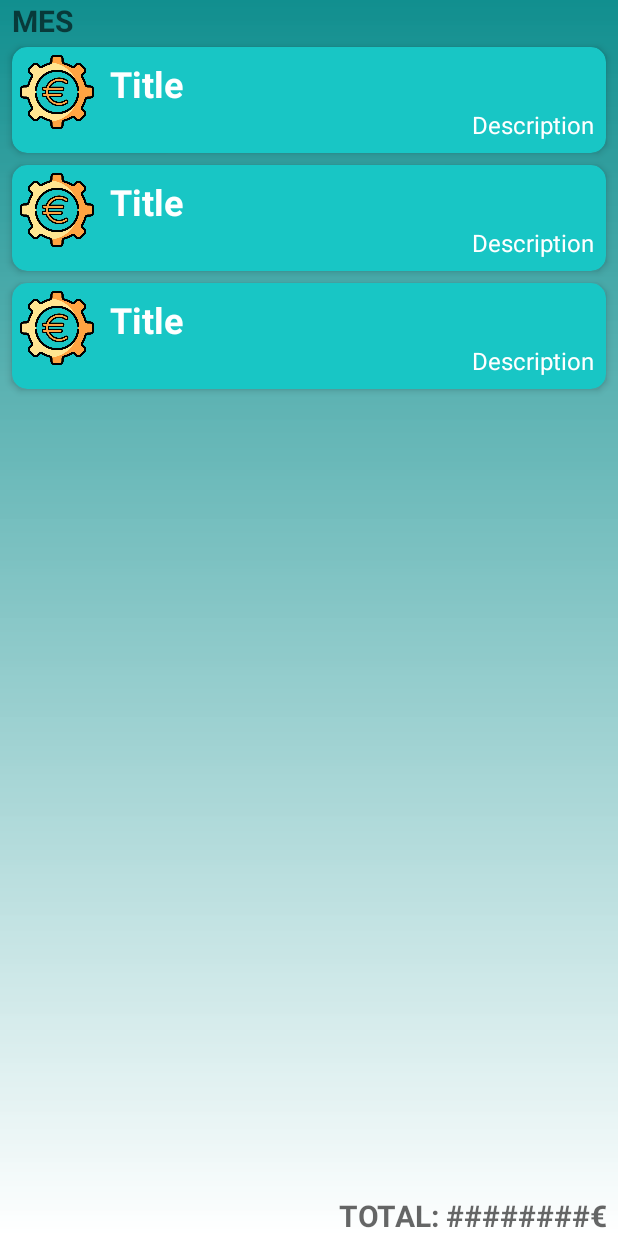
After one commit to aguilera93/MantenimientoGaraje, an Android app: the layout fragment_money.xml on its own in the app's theme, with its tools: preview values and no code run, on a phone screen of 412 x 824 dp. The commit adds this screen. Run offline under Robolectric (Android 15) with nearby library versions, the phone set to English and light mode, and no system bars.

Commit message:
MoneyFragment

```diff
--- a/app/src/main/java/aguilera/code/mantenimientogaraje/MainActivity.kt
+++ b/app/src/main/java/aguilera/code/mantenimientogaraje/MainActivity.kt
@@ -32,7 +32,7 @@ class MainActivity : AppCompatActivity() {
         ).get(GarageViewModel::class.java)
 
         //Notificaciones de recordatorios
-        checkRememberConcepts()
+        //checkRememberConcepts()
 
         supportFragmentManager.beginTransaction().replace(R.id.mainContainer, MainFragment())
             .commit()
--- a/app/src/main/java/aguilera/code/mantenimientogaraje/data/db/ConceptoDao.kt
+++ b/app/src/main/java/aguilera/code/mantenimientogaraje/data/db/ConceptoDao.kt
@@ -50,6 +50,9 @@ interface ConceptoDao {
     @Query("Select * from conceptos where recordar=1 order by matricula ASC")
     suspend fun getRememberConcepts(): List<Concepto>
 
+    @Query("Select * from conceptos where matricula = :matricula")
+    suspend fun getConceptsByMatricula(matricula: String): List<Concepto>
+
     @Query("Select max(kms) from conceptos WHERE matricula = :matricula")
     suspend fun getMaxKmsVehicle(matricula: String): Int
 
--- a/app/src/main/java/aguilera/code/mantenimientogaraje/data/repository/ConceptRepository.kt
+++ b/app/src/main/java/aguilera/code/mantenimientogaraje/data/repository/ConceptRepository.kt
@@ -12,6 +12,8 @@ class ConceptRepository(private val conceptoDao: ConceptoDao) {
     suspend fun getConcepts(): List<Concepto> = conceptoDao.getConcepts()
 
     suspend fun getRememberConcepts(): List<Concepto> = conceptoDao.getRememberConcepts()
+
+    suspend fun getConceptsByMatricula(matricula: String): List<Concepto> = conceptoDao.getConceptsByMatricula(matricula)
 
     suspend fun getMaxKmsVehicle(matricula: String): Int = conceptoDao.getMaxKmsVehicle(matricula)
 
--- a/app/src/main/java/aguilera/code/mantenimientogaraje/data/ui/GarageViewModel.kt
+++ b/app/src/main/java/aguilera/code/mantenimientogaraje/data/ui/GarageViewModel.kt
@@ -65,6 +65,9 @@ class GarageViewModel(
     suspend fun getConcepts(): List<Concepto> =
         repositoryC.getConcepts()
 
+    suspend fun getConceptsByMatricula(matricula: String): List<Concepto> =
+        repositoryC.getConceptsByMatricula(matricula)
+
     suspend fun getRememberConcepts(): List<Concepto> =
         repositoryC.getRememberConcepts()
 
--- /dev/null
+++ b/app/src/main/res/drawable/ic_money.xml
@@ -0,0 +1,5 @@
+<vector android:height="24dp" android:tint="#FFFFFF"
+    android:viewportHeight="24" android:viewportWidth="24"
+    android:width="24dp" xmlns:android="http://schemas.android.com/apk/res/android">
+    <path android:fillColor="@android:color/white" android:pathData="M15,18.5c-2.51,0 -4.68,-1.42 -5.76,-3.5H15l1,-2H8.58c-0.05,-0.33 -0.08,-0.66 -0.08,-1s0.03,-0.67 0.08,-1H15l1,-2H9.24C10.32,6.92 12.5,5.5 15,5.5c1.61,0 3.09,0.59 4.23,1.57L21,5.3C19.41,3.87 17.3,3 15,3c-3.92,0 -7.24,2.51 -8.48,6H3l-1,2h4.06C6.02,11.33 6,11.66 6,12s0.02,0.67 0.06,1H3l-1,2h4.52c1.24,3.49 4.56,6 8.48,6c2.31,0 4.41,-0.87 6,-2.3l-1.78,-1.77C18.09,17.91 16.62,18.5 15,18.5z"/>
+</vector>
--- /dev/null
+++ b/app/src/main/res/layout/fragment_money.xml
@@ -0,0 +1,44 @@
+<?xml version="1.0" encoding="utf-8"?>
+<RelativeLayout xmlns:android="http://schemas.android.com/apk/res/android"
+    xmlns:tools="http://schemas.android.com/tools"
+    android:layout_width="match_parent"
+    android:layout_height="match_parent"
+    android:background="@drawable/gradient"
+    tools:context=".MainActivity"
+    android:id="@+id/fMoney">
+
+    <TextView
+        android:id="@+id/mes"
+        android:layout_width="match_parent"
+        android:layout_height="wrap_content"
+        android:layout_alignParentTop="true"
+        android:layout_marginLeft="8dp"
+        android:layout_marginRight="8dp"
+        android:hint="MES"
+        android:textAlignment="textStart"
+        android:textColor="@color/white"
+        android:textSize="20dp"
+        android:textStyle="bold" />
+
+    <androidx.recyclerview.widget.RecyclerView
+        android:id="@+id/moneyRV"
+        android:layout_width="match_parent"
+        android:layout_height="wrap_content"
+        android:layout_above="@+id/total"
+        android:layout_below="@id/mes"
+        tools:listitem="@layout/money_rv_item" />
+
+    <TextView
+        android:id="@+id/total"
+        android:layout_width="match_parent"
+        android:layout_height="wrap_content"
+        android:layout_alignParentBottom="true"
+        android:layout_marginLeft="8dp"
+        android:layout_marginRight="8dp"
+        android:hint="TOTAL: ########€"
+        android:textAlignment="textEnd"
+        android:textColor="@color/black"
+        android:textSize="20dp"
+        android:textStyle="bold" />
+
+</RelativeLayout>
--- a/app/src/main/res/layout/fragment_show_vehicle.xml
+++ b/app/src/main/res/layout/fragment_show_vehicle.xml
@@ -26,7 +26,7 @@
         app:tint="@color/white" />
 
     <com.google.android.material.floatingactionbutton.FloatingActionButton
-        android:id="@+id/btn_history"
+        android:id="@+id/btn_money"
         android:layout_width="wrap_content"
         android:layout_height="wrap_content"
         android:layout_alignParentLeft="true"
@@ -35,7 +35,7 @@
         android:layout_marginTop="20dp"
         android:layout_marginEnd="20dp"
         android:layout_marginBottom="20dp"
-        android:src="@drawable/ic_history"
+        android:src="@drawable/ic_money"
         android:visibility="invisible"
         app:tint="@color/white" />
 
--- /dev/null
+++ b/app/src/main/res/layout/money_rv_item.xml
@@ -0,0 +1,61 @@
+<?xml version="1.0" encoding="utf-8"?>
+<androidx.cardview.widget.CardView xmlns:android="http://schemas.android.com/apk/res/android"
+    xmlns:app="http://schemas.android.com/apk/res-auto"
+    xmlns:tools="http://schemas.android.com/tools"
+    android:layout_width="match_parent"
+    android:layout_height="wrap_content"
+    android:layout_marginStart="8dp"
+    android:layout_marginTop="4dp"
+    android:layout_marginEnd="8dp"
+    android:layout_marginBottom="4dp"
+    app:cardBackgroundColor="@color/app"
+    app:cardCornerRadius="10dp"
+    app:cardElevation="3dp">
+
+    <androidx.constraintlayout.widget.ConstraintLayout
+        android:layout_width="match_parent"
+        android:layout_height="match_parent">
+
+        <ImageView
+            android:layout_width="60dp"
+            android:layout_height="60dp"
+            tools:ignore="MissingConstraints"
+            android:src="@drawable/ic_money_gear"
+            android:padding="5dp"/>
+
+        <TextView
+            android:id="@+id/tvTitle"
+            android:layout_width="0dp"
+            android:layout_height="wrap_content"
+            android:layout_marginStart="65dp"
+            android:layout_marginLeft="65dp"
+            android:layout_marginTop="8dp"
+            android:layout_marginEnd="8dp"
+            android:layout_marginRight="8dp"
+            android:textColor="@android:color/white"
+            android:textSize="24sp"
+            android:textStyle="bold"
+            app:layout_constraintStart_toStartOf="parent"
+            app:layout_constraintTop_toTopOf="parent"
+            tools:text="Title" />
+
+        <TextView
+            android:id="@+id/tvDescription"
+            android:layout_width="0dp"
+            android:layout_height="wrap_content"
+            android:layout_marginStart="65dp"
+            android:layout_marginLeft="65dp"
+            android:layout_marginEnd="8dp"
+            android:layout_marginRight="8dp"
+            android:layout_marginBottom="8dp"
+            android:textColor="@color/white"
+            android:textSize="16sp"
+            app:layout_constraintBottom_toBottomOf="parent"
+            app:layout_constraintEnd_toEndOf="parent"
+            app:layout_constraintTop_toBottomOf="@+id/tvTitle"
+            app:layout_constraintVertical_bias="0.0"
+            tools:text="Description" />
+
+    </androidx.constraintlayout.widget.ConstraintLayout>
+
+</androidx.cardview.widget.CardView>
```
Also changed, not shown: app/src/main/java/aguilera/code/mantenimientogaraje/MoneyFragment.kt (added, +208 -0 lines), app/src/main/java/aguilera/code/mantenimientogaraje/MoneyViewpagerFragment.kt (added, +53 -0 lines), app/src/main/java/aguilera/code/mantenimientogaraje/ShowVehicleFragment.kt (+34 -5 lines), app/src/main/java/aguilera/code/mantenimientogaraje/data/ui/MoneyAdapter.kt (added, +61 -0 lines), app/src/main/java/aguilera/code/mantenimientogaraje/data/ui/MoneyPagerAdapter.kt (added, +41 -0 lines), app/src/main/res/layout/fragment_money_viewpager.xml (added, +16 -0 lines), app/src/main/res/drawable/ic_money_gear.png (added).
